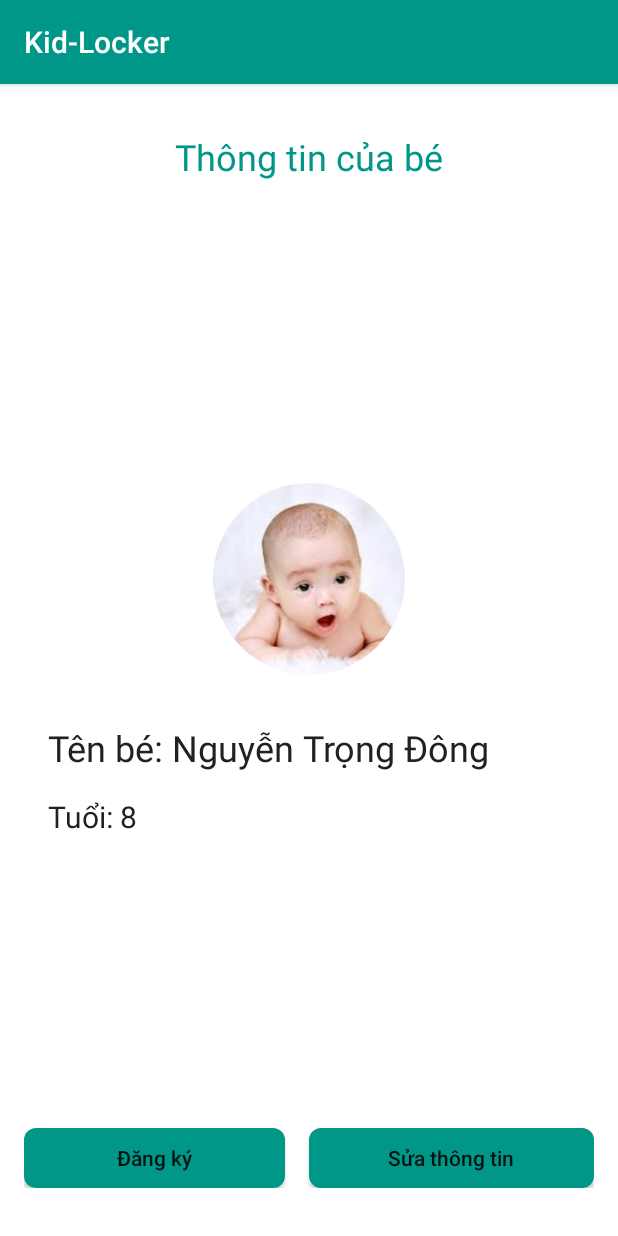
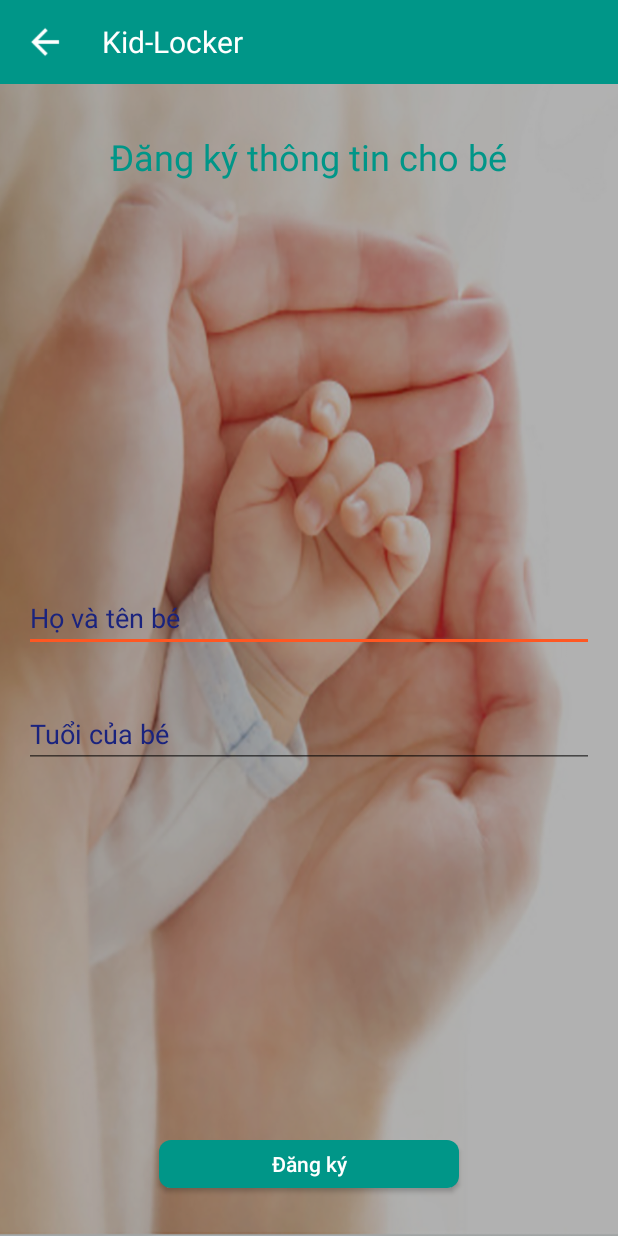
Before and after one commit to uethackathon2017/Light-Generation, an Android app: the fragment InfoFragment shown on its own in the app's theme, after a tap on "Đăng ký", on a phone screen of 412 x 824 dp. Run offline under Robolectric (Android 15) with nearby library versions, the phone set to English and light mode, and no system bars.

Commit message:
register info baby

```diff
--- a/Kid-Locker/app/build.gradle
+++ b/Kid-Locker/app/build.gradle
@@ -28,5 +28,8 @@ dependencies {
     compile 'com.android.support.constraint:constraint-layout:1.0.0-alpha8'
     compile 'com.android.support:design:25.2.0'
     compile 'de.hdodenhof:circleimageview:2.1.0'
+    compile 'com.squareup.retrofit2:retrofit:2.2.0'
+    compile 'com.google.code.gson:gson:2.6.1'
+    compile 'com.squareup.retrofit2:converter-gson:2.1.0'
     testCompile 'junit:junit:4.12'
 }
--- a/Kid-Locker/app/src/main/AndroidManifest.xml
+++ b/Kid-Locker/app/src/main/AndroidManifest.xml
@@ -22,6 +22,10 @@
         <activity
             android:name=".activities.ComponentActivity"
             android:theme="@style/AppTheme.NoActionBar" />
+
+        <activity
+            android:name=".activities.RegisterInfoBabyActivity"
+            android:theme="@style/AppTheme.NoActionBar" />
     </application>
 
 </manifest>
--- /dev/null
+++ b/Kid-Locker/app/src/main/java/com/lightgeneration/kid_locker/activities/RegisterInfoBabyActivity.java
@@ -0,0 +1,51 @@
+package com.lightgeneration.kid_locker.activities;
+
+import android.os.Bundle;
+import android.support.annotation.Nullable;
+import android.support.v7.app.AppCompatActivity;
+import android.view.View;
+
+import com.lightgeneration.kid_locker.R;
+
+/**
+ * Created by PhamVanLong on 3/10/2017.
+ */
+
+public class RegisterInfoBabyActivity extends AppCompatActivity implements View.OnClickListener {
+
+    @Override
+    protected void onCreate(@Nullable Bundle savedInstanceState) {
+        super.onCreate(savedInstanceState);
+        setContentView(R.layout.activity_register);
+        initComponent();
+    }
+
+    private void initComponent() {
+        findViewById(R.id.btn_arrow_left).setOnClickListener(this);
+        findViewById(R.id.btn_register_info_baby).setOnClickListener(this);
+    }
+
+    @Override
+    public void onClick(View view) {
+        switch (view.getId()) {
+            case R.id.btn_arrow_left: {
+                finish();
+                break;
+            }
+
+            case R.id.btn_register_info_baby: {
+                registerInfoBaby();
+                finish();
+                break;
+            }
+
+            default: {
+                break;
+            }
+        }
+    }
+
+    private void registerInfoBaby() {
+
+    }
+}
--- a/Kid-Locker/app/src/main/java/com/lightgeneration/kid_locker/fragments/InfoFragment.java
+++ b/Kid-Locker/app/src/main/java/com/lightgeneration/kid_locker/fragments/InfoFragment.java
@@ -1,5 +1,6 @@
 package com.lightgeneration.kid_locker.fragments;
 
+import android.content.Intent;
 import android.os.Bundle;
 import android.support.annotation.Nullable;
 import android.support.v4.app.Fragment;
@@ -9,12 +10,13 @@ import android.view.ViewGroup;
 import android.widget.Button;
 
 import com.lightgeneration.kid_locker.R;
+import com.lightgeneration.kid_locker.activities.RegisterInfoBabyActivity;
 
 /**
  * Created by PhamVanLong on 3/10/2017.
  */
 
-public class InfoFragment extends Fragment implements View.OnClickListener{
+public class InfoFragment extends Fragment implements View.OnClickListener {
     private Button btnSignUp;
     private Button btnUpdate;
 
@@ -37,7 +39,8 @@ public class InfoFragment extends Fragment implements View.OnClickListener{
     @Override
     public void onClick(View view) {
         switch (view.getId()) {
-            case R.id.btn_sign_up : {
+            case R.id.btn_sign_up: {
+                registerInfoBaby();
                 break;
             }
 
@@ -50,4 +53,9 @@ public class InfoFragment extends Fragment implements View.OnClickListener{
             }
         }
     }
+
+    private void registerInfoBaby() {
+        Intent intent = new Intent(getActivity(), RegisterInfoBabyActivity.class);
+        startActivity(intent);
+    }
 }
--- /dev/null
+++ b/Kid-Locker/app/src/main/java/com/lightgeneration/kid_locker/networks/RetrofitClient.java
@@ -0,0 +1,24 @@
+package com.lightgeneration.kid_locker.networks;
+
+import retrofit2.Retrofit;
+import retrofit2.converter.gson.GsonConverterFactory;
+
+/**
+ * Created by PhamVanLong on 3/10/2017.
+ */
+
+public class RetrofitClient {
+    private static final String BASE_URL = "http://54.169.225.125:3000/";
+
+    private static Retrofit retrofit = null;
+
+    public static Retrofit getClient() {
+        if (retrofit==null) {
+            retrofit = new Retrofit.Builder()
+                    .baseUrl(BASE_URL)
+                    .addConverterFactory(GsonConverterFactory.create())
+                    .build();
+        }
+        return retrofit;
+    }
+}
--- /dev/null
+++ b/Kid-Locker/app/src/main/java/com/lightgeneration/kid_locker/networks/SOService.java
@@ -0,0 +1,9 @@
+package com.lightgeneration.kid_locker.networks;
+
+/**
+ * Created by PhamVanLong on 3/10/2017.
+ */
+
+public interface SOService {
+
+}
--- /dev/null
+++ b/Kid-Locker/app/src/main/res/layout/activity_register.xml
@@ -0,0 +1,51 @@
+<?xml version="1.0" encoding="utf-8"?>
+<RelativeLayout xmlns:android="http://schemas.android.com/apk/res/android"
+    android:layout_width="match_parent"
+    android:layout_height="match_parent"
+    android:background="@drawable/bg_register">
+
+    <include layout="@layout/toolbar_register" />
+
+    <TextView
+        android:layout_width="wrap_content"
+        android:layout_height="wrap_content"
+        android:layout_centerHorizontal="true"
+        android:layout_marginTop="88dp"
+        android:text="Đăng ký thông tin cho bé"
+        android:textColor="@color/colorPrimary"
+        android:textSize="24sp" />
+
+    <EditText
+        android:id="@+id/edt_name_baby"
+        android:layout_width="match_parent"
+        android:layout_height="wrap_content"
+        android:layout_centerVertical="true"
+        android:layout_marginLeft="16sp"
+        android:layout_marginRight="16sp"
+        android:hint="Họ và tên bé"
+        android:textColorHint="#1A237E" />
+
+    <EditText
+        android:id="@+id/edt_age_baby"
+        android:layout_width="match_parent"
+        android:layout_height="wrap_content"
+        android:layout_below="@id/edt_name_baby"
+        android:layout_marginLeft="16sp"
+        android:layout_marginRight="16sp"
+        android:layout_marginTop="32dp"
+        android:hint="Tuổi của bé"
+        android:textColorHint="#1A237E" />
+
+
+    <Button
+        android:id="@+id/btn_register_info_baby"
+        android:layout_width="200dp"
+        android:layout_height="32dp"
+        android:layout_alignParentBottom="true"
+        android:layout_centerHorizontal="true"
+        android:layout_marginBottom="32dp"
+        android:background="@drawable/bg_button_login"
+        android:text="Đăng ký"
+        android:textAllCaps="false"
+        android:textColor="@color/colorWhite" />
+</RelativeLayout>
--- a/Kid-Locker/app/src/main/res/layout/info_fragment.xml
+++ b/Kid-Locker/app/src/main/res/layout/info_fragment.xml
@@ -69,13 +69,15 @@
             android:layout_weight="1"
             android:background="@drawable/bg_button_login"
             android:text="Đăng ký"
-            android:textAllCaps="false" />
+            android:textAllCaps="false"
+            android:textColor="@color/colorWhite" />
 
         <Button
             android:id="@+id/btn_update"
             android:layout_weight="1"
             android:background="@drawable/bg_button_login"
             android:text="Sửa thông tin"
-            android:textAllCaps="false" />
+            android:textAllCaps="false"
+            android:textColor="@color/colorWhite" />
     </TableRow>
 </RelativeLayout>
--- /dev/null
+++ b/Kid-Locker/app/src/main/res/layout/toolbar_register.xml
@@ -0,0 +1,26 @@
+<?xml version="1.0" encoding="utf-8"?>
+<RelativeLayout xmlns:android="http://schemas.android.com/apk/res/android"
+    android:layout_width="match_parent"
+    android:layout_height="?attr/actionBarSize"
+    android:background="@color/colorPrimary"
+    android:gravity="center_vertical"
+    android:paddingLeft="16dp"
+    android:paddingRight="16dp">
+
+    <ImageView
+        android:id="@+id/btn_arrow_left"
+        android:layout_width="28dp"
+        android:layout_height="28dp"
+        android:src="@drawable/ic_arrow_left" />
+
+    <TextView
+        android:layout_width="wrap_content"
+        android:layout_height="wrap_content"
+        android:layout_marginLeft="24dp"
+        android:layout_marginStart="24dp"
+        android:layout_toEndOf="@id/btn_arrow_left"
+        android:layout_toRightOf="@id/btn_arrow_left"
+        android:text="Kid-Locker"
+        android:textColor="#ffffff"
+        android:textSize="20sp" />
+</RelativeLayout>
```
Also changed, not shown: Kid-Locker/app/src/main/res/drawable/bg_register.png (added), Kid-Locker/app/src/main/res/drawable/ic_arrow_left.png (added).
